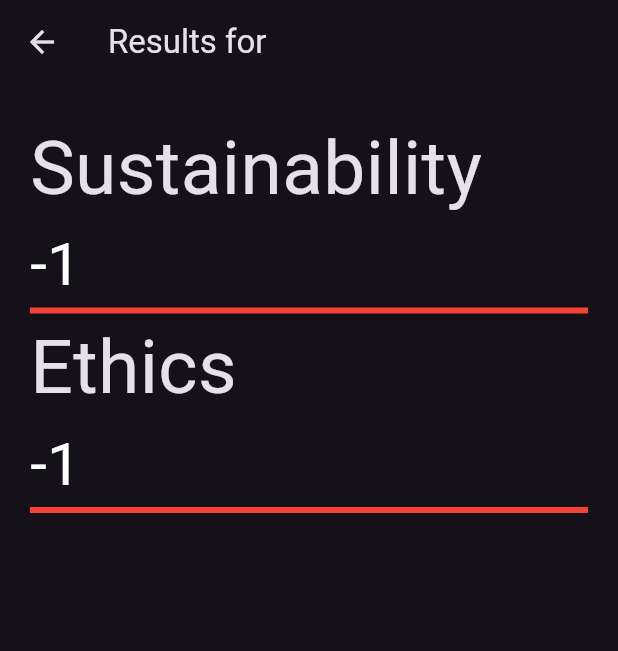
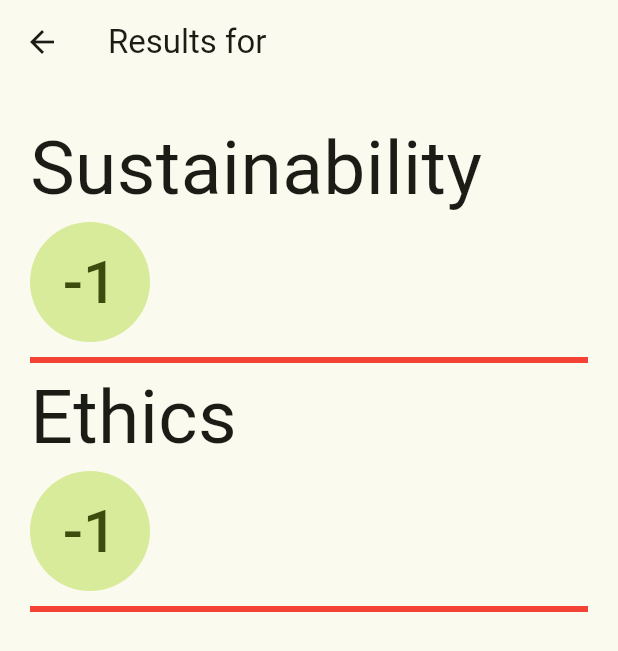
Before and after one commit to zsaquarian/code-penguins, a Flutter app: the ResultsScreen screen opened directly, on a phone screen of 412 x 824 dp. Shown: the top 651 px of the screen. Run offline on Flutter 3.47's test engine with Material 3 defaults, Android fonts, the phone set to English and light mode, and no system bars; our stand-ins replace camera; missing offline and left inert: flutter_scalable_ocr; network calls fail.

Commit message:
update styling

```diff
--- a/penguins/lib/result_screen.dart
+++ b/penguins/lib/result_screen.dart
@@ -18,8 +18,8 @@ class ResultsScreen extends StatelessWidget {
 
   @override
   Widget build(BuildContext context) {
-    var descriptionStyle = TextStyle(color: Colors.white, fontSize: 15);
-    var scoreStyle = TextStyle(color: Colors.white, fontSize: 40);
+    var descriptionStyle = TextStyle(fontSize: 15);
+    var scoreStyle = TextStyle(fontSize: 40);
     return
     Scaffold(
     appBar: AppBar(title: Text( "Results for ${name.trim()}" )),
@@ -29,16 +29,26 @@ class ResultsScreen extends StatelessWidget {
         crossAxisAlignment: CrossAxisAlignment.start,
         children: [
           Text("Sustainability", style: TextStyle(fontSize: 50)),
-          Row(spacing: 20, children: [
+          Padding(
+            padding: const EdgeInsets.only(bottom: 10),
+            child: Row(spacing: 20, children: [
+              CircleAvatar(radius: 40, child:
               Text(sustainabilityScore.toString(), style: scoreStyle),
+              ),
               Expanded(child: Text(sustainabilityDescription, style: descriptionStyle)),
             ]),
+          ),
           LinearProgressIndicator(value: sustainabilityScore / 100, backgroundColor: Colors.red, color: Colors.green),
           Text("Ethics", style: TextStyle(fontSize: 50)),
-          Row(spacing: 20,  children: [
+          Padding(
+            padding: const EdgeInsets.only(bottom: 10),
+            child: Row(spacing: 20, children: [
+              CircleAvatar(radius: 40, child:
               Text(ethicsScore.toString(), style: scoreStyle),
+              ),
               Expanded(child: Text(ethicsDescription, style: descriptionStyle)),
             ]),
+          ),
           LinearProgressIndicator(value: ethicsScore / 100, backgroundColor: Colors.red, color: Colors.green),
         ]
       )
```
Also changed, not shown: penguins/lib/main.dart (+7 -5 lines). Lines whose indentation alone changed are shown as unchanged.
